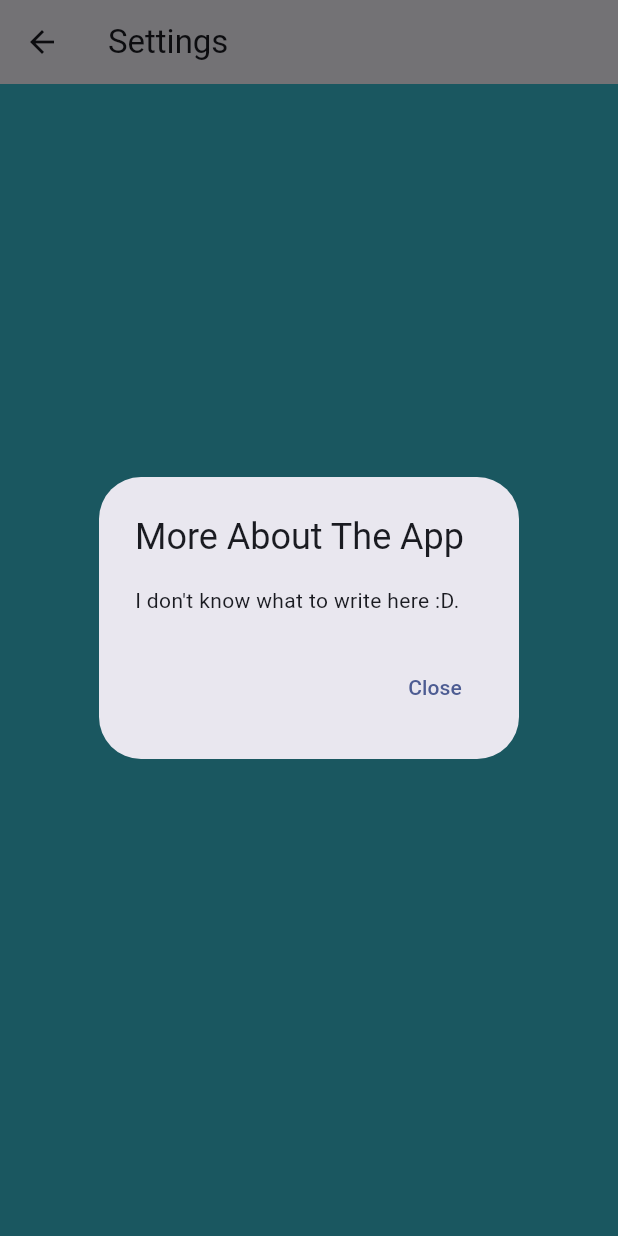
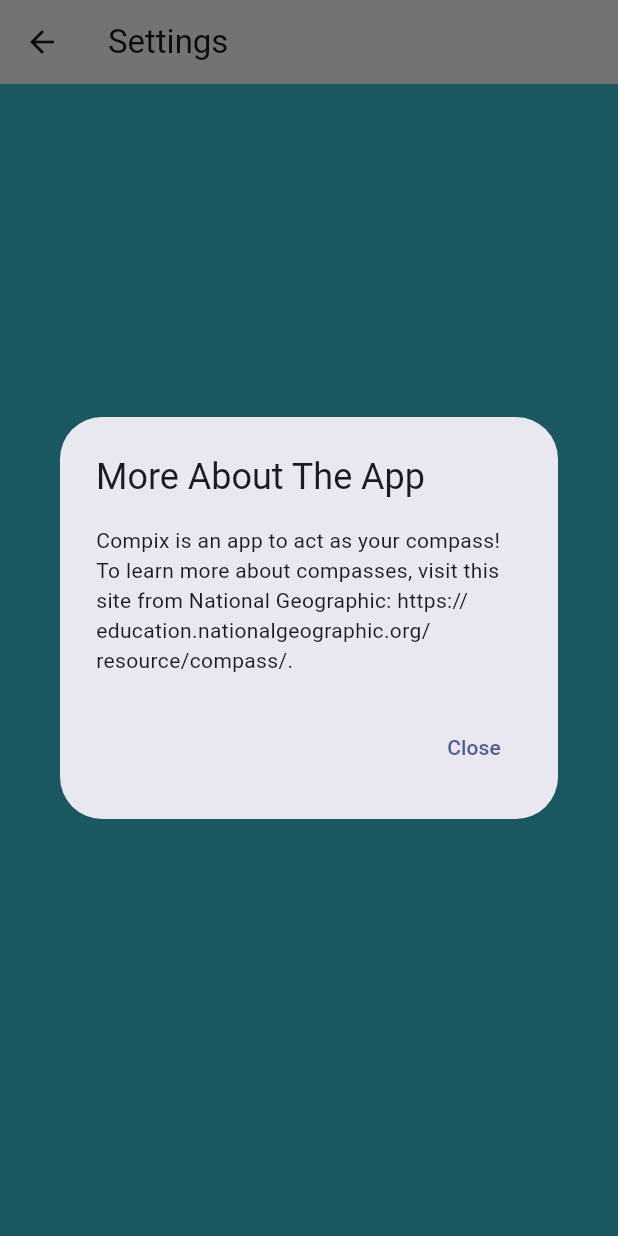
Before and after one commit to dylcarinc/Compix, a Flutter app: the SecondPage screen opened by its route, after a tap on "Info", on a phone screen of 412 x 824 dp. Run offline on Flutter 3.47's test engine with Material 3 defaults, Android fonts, the light colour scheme and no system bars; our stand-ins replace flutter_compass, permission_handler.

Commit message:
settings change

```diff
--- a/compix/lib/main.dart
+++ b/compix/lib/main.dart
@@ -72,7 +72,7 @@
               builder: (BuildContext context) {
                 return AlertDialog(
                   title: const Text("More About The App"),
-                  content: const Text("I don't know what to write here :D."),
+                  content: const Text("Compix is an app to act as your compass! To learn more about compasses, visit this site from National Geographic: https://education.nationalgeographic.org/resource/compass/."),
                   actions: [
                     TextButton(
                       onPressed: () {
```
Also changed, not shown: 2 other files.
